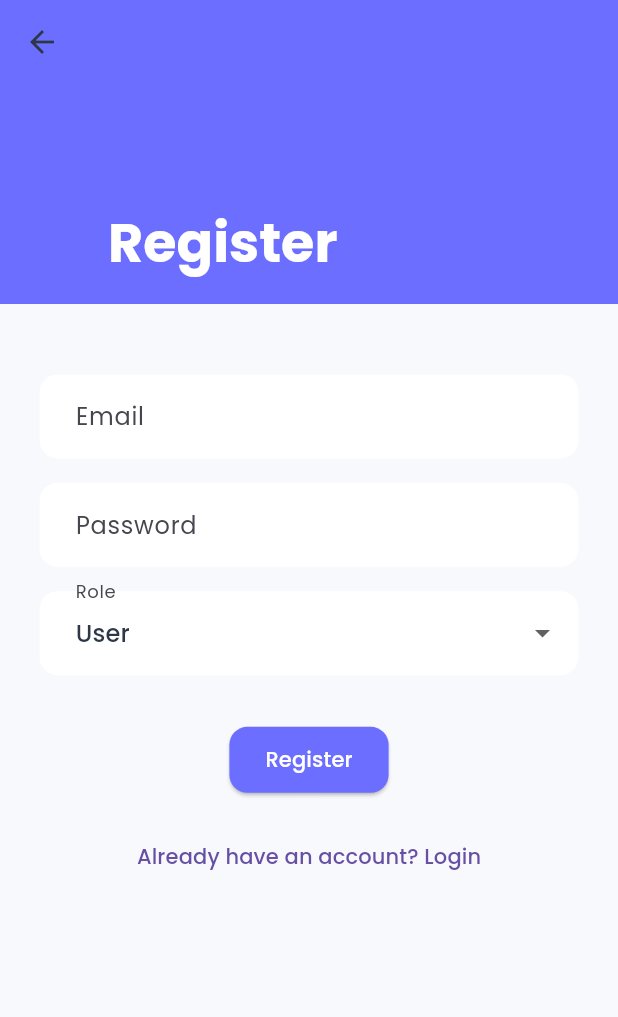
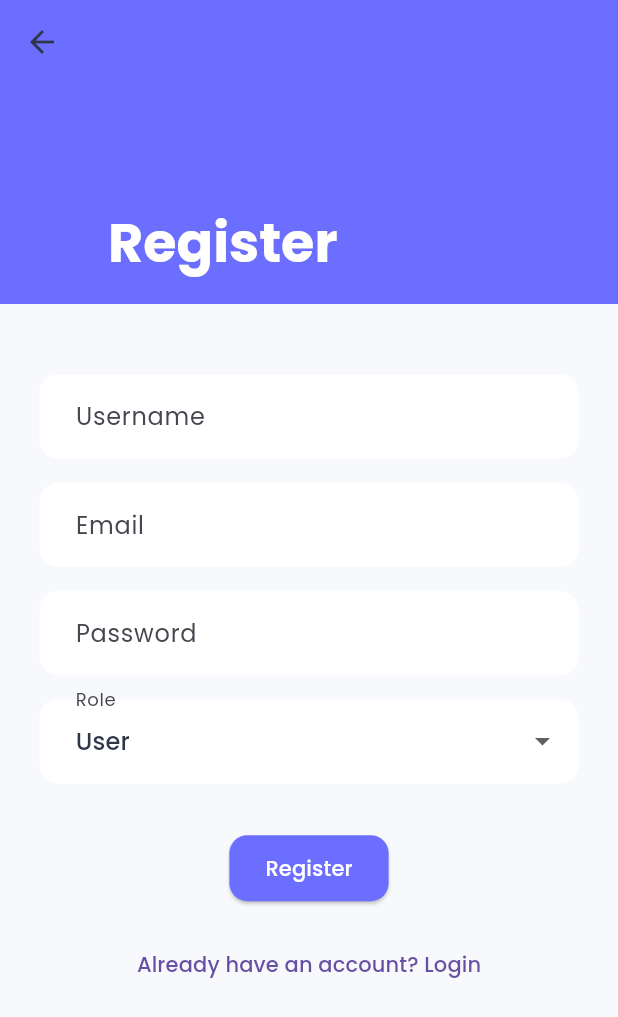
Before and after one commit to SalahFathy25/quiz_app_with_admin_dashboard, a Flutter app: the screen it shows after launch, after a tap on "Login", after a tap on "Don't have an account? Register", on a phone screen of 412 x 824 dp. Shown: the top 1017 px of the screen. Run offline on Flutter 3.47's test engine with Material 3 defaults, Android fonts, the phone set to English and light mode, and no system bars; our stand-ins replace cloud_firestore, easy_localization, equatable, firebase_auth, firebase_core, flutter_animate and 6 more; accounts and stored records are empty.

Commit message:
i add a new feature: i can take the user name in register to can view it in home screens (admin and user)

```diff
--- a/assets/translations/ar.json
+++ b/assets/translations/ar.json
@@ -3,16 +3,18 @@
   "register": "إنشاء حساب",
   "email": "البريد الإلكتروني",
   "password": "كلمة المرور",
+  "username": "اسم المستخدم",
   "role": "الدور",
   "user": "مستخدم",
   "admin": "مدير",
   "please_enter_email": "الرجاء إدخال بريدك الإلكتروني",
   "please_enter_password": "الرجاء إدخال كلمة المرور الخاصة بك",
+  "please_enter_username": "يرجى إدخال اسم المستخدم",
   "dont_have_account": "ليس لديك حساب؟ إنشاء حساب",
   "already_have_account": "لديك حساب بالفعل؟ تسجيل الدخول",
   "remember_me": "تذكرني",
   "admin_dashboard": "لوحة المشرف",
-  "welcome_admin": "مربحًا أيها المشرف!",
+  "welcome_admin": "أهلاً بك، {}!",
   "app_overview": "إليك نظرة عامة على تطبيق الاختبارات",
   "total_categories": "إجمالي الفئات",
   "total_quizzes": "إجمالي الاختبارات",
@@ -34,7 +36,7 @@
   "close": "إغلاق",
   "registration_successful": "تم التسجيل بنجاح!",
   "ok": "حسناً",
-  "welcome_learner": "مرحباً أيها المتعلم!",
+  "welcome_learner": "أهلاً بك، {}!",
   "lets_test_knowledge": "لنتحبر معرفتك اليوم!",
   "search_categories": "البحث في الفئات...",
   "no_categories_found": "لم يتم العثور على فئات",
--- a/assets/translations/en.json
+++ b/assets/translations/en.json
@@ -3,16 +3,18 @@
   "register": "Register",
   "email": "Email",
   "password": "Password",
+  "username": "Username",
   "role": "Role",
   "user": "User",
   "admin": "Admin",
   "please_enter_email": "Please enter your email",
   "please_enter_password": "Please enter your password",
+  "please_enter_username": "Please enter your username",
   "dont_have_account": "Don't have an account? Register",
   "already_have_account": "Already have an account? Login",
   "remember_me": "Remember Me",
   "admin_dashboard": "Admin Dashboard",
-  "welcome_admin": "Welcome Admin!",
+  "welcome_admin": "Welcome, {}!",
   "app_overview": "Here's your quiz application overview",
   "total_categories": "Total Categories",
   "total_quizzes": "Total Quizzes",
@@ -31,7 +33,7 @@
   "close": "Close",
   "registration_successful": "Registration successful!",
   "ok": "OK",
-  "welcome_learner": "Welcome, Learner!",
+  "welcome_learner": "Welcome, {}!",
   "lets_test_knowledge": "let's test your knowledge today!",
   "search_categories": "search categories...",
   "no_categories_found": "No categories found",
--- a/lib/logic/auth/auth_cubit.dart
+++ b/lib/logic/auth/auth_cubit.dart
@@ -26,9 +26,9 @@ class AuthCubit extends Cubit<AuthState> {
     }
   }
 
-  void signUp(String email, String password, String role) async {
+  void signUp(String email, String password, String role, String username) async {
     try {
-      await _authService.signUp(email, password, role);
+      await _authService.signUp(email, password, role, username);
     } catch (e) {
       emit(AuthError(e.toString()));
     }
--- a/lib/model/app_user.dart
+++ b/lib/model/app_user.dart
@@ -4,10 +4,21 @@ class AppUser {
   final String uid;
   final String email;
   final String role;
+  final String username;
 
-  AppUser({required this.uid, required this.email, required this.role});
+  AppUser({
+    required this.uid,
+    required this.email,
+    required this.role,
+    required this.username,
+  });
 
-  factory AppUser.fromFirebase(User user, String role) {
-    return AppUser(uid: user.uid, email: user.email ?? '', role: role);
+  factory AppUser.fromFirebase(User user, String role, String? username) {
+    return AppUser(
+      uid: user.uid,
+      email: user.email ?? '',
+      role: role,
+      username: username ?? 'User',
+    );
   }
 }
--- a/lib/services/auth_service.dart
+++ b/lib/services/auth_service.dart
@@ -9,8 +9,12 @@ class AuthService {
   Stream<AppUser?> get authStateChanges {
     return _auth.authStateChanges().asyncMap((user) async {
       if (user == null) return null;
-      final role = await _getUserRole(user.uid);
-      return AppUser.fromFirebase(user, role);
+      final userData = await _getUserData(user.uid);
+      return AppUser.fromFirebase(
+        user,
+        userData['role'] ?? 'user',
+        userData['username'],
+      );
     });
   }
 
@@ -21,22 +25,34 @@ class AuthService {
         password: password,
       );
       final user = credential.user!;
-      final role = await _getUserRole(user.uid);
-      return AppUser.fromFirebase(user, role);
+      final userData = await _getUserData(user.uid);
+      return AppUser.fromFirebase(
+        user,
+        userData['role'] ?? 'user',
+        userData['username'],
+      );
     } catch (e) {
       rethrow;
     }
   }
 
-  Future<AppUser> signUp(String email, String password, String role) async {
+  Future<AppUser> signUp(
+    String email,
+    String password,
+    String role,
+    String username,
+  ) async {
     try {
       final credential = await _auth.createUserWithEmailAndPassword(
         email: email,
         password: password,
       );
       final user = credential.user!;
-      await _firestore.collection('users').doc(user.uid).set({'role': role});
-      return AppUser.fromFirebase(user, role);
+      await _firestore.collection('users').doc(user.uid).set({
+        'role': role,
+        'username': username,
+      });
+      return AppUser.fromFirebase(user, role, username);
     } catch (e) {
       rethrow;
     }
@@ -46,12 +62,12 @@ class AuthService {
     await _auth.signOut();
   }
 
-  Future<String> _getUserRole(String uid) async {
+  Future<Map<String, dynamic>> _getUserData(String uid) async {
     try {
       final doc = await _firestore.collection('users').doc(uid).get();
-      return doc.data()?['role'] ?? 'user';
+      return doc.data() ?? {'role': 'user', 'username': 'User'};
     } catch (e) {
-      return 'user';
+      return {'role': 'user', 'username': 'User'};
     }
   }
 }
--- a/lib/view/admin/admin_home_screen.dart
+++ b/lib/view/admin/admin_home_screen.dart
@@ -2,6 +2,7 @@ import 'package:cloud_firestore/cloud_firestore.dart';
 import 'package:flutter/material.dart';
 import 'package:flutter_bloc/flutter_bloc.dart';
 import 'package:quiz_app/logic/auth/auth_cubit.dart';
+import 'package:quiz_app/logic/auth/auth_state.dart';
 import 'package:quiz_app/logic/admin/admin_stats_cubit.dart';
 import 'package:quiz_app/logic/admin/admin_stats_state.dart';
 import 'package:quiz_app/core/routes/routes.dart';
@@ -69,10 +70,18 @@ class AdminHomeScreen extends StatelessWidget {
                   child: Column(
                     crossAxisAlignment: CrossAxisAlignment.start,
                     children: [
-                      Text(
-                        'welcome_admin'.tr(),
-                        style: Theme.of(context).textTheme.headlineSmall
-                            ?.copyWith(fontWeight: FontWeight.bold),
+                      BlocBuilder<AuthCubit, AuthState>(
+                        builder: (context, authState) {
+                          String username = 'Admin';
+                          if (authState is Authenticated) {
+                            username = authState.user.username;
+                          }
+                          return Text(
+                            'welcome_admin'.tr(args: [username]),
+                            style: Theme.of(context).textTheme.headlineSmall
+                                ?.copyWith(fontWeight: FontWeight.bold),
+                          );
+                        },
                       ),
                       const SizedBox(height: 8.0),
                       Text(
--- a/lib/view/auth/register_screen.dart
+++ b/lib/view/auth/register_screen.dart
@@ -15,12 +15,14 @@ class RegisterScreen extends StatefulWidget {
 class _RegisterScreenState extends State<RegisterScreen> {
   final _formKey = GlobalKey<FormState>();
   final _emailController = TextEditingController();
+  final _usernameController = TextEditingController();
   final _passwordController = TextEditingController();
   String _selectedRole = 'user';
 
   @override
   void dispose() {
     _emailController.dispose();
+    _usernameController.dispose();
     _passwordController.dispose();
     super.dispose();
   }
@@ -84,6 +86,14 @@ class _RegisterScreenState extends State<RegisterScreen> {
                       children: [
                         SizedBox(height: 20.h),
                         TextFormField(
+                          controller: _usernameController,
+                          decoration: InputDecoration(labelText: 'username'.tr()),
+                          validator: (value) => value!.isEmpty
+                              ? 'please_enter_username'.tr()
+                              : null,
+                        ),
+                        SizedBox(height: 16.h),
+                        TextFormField(
                           controller: _emailController,
                           decoration: InputDecoration(labelText: 'email'.tr()),
                           validator: (value) =>
@@ -130,6 +140,7 @@ class _RegisterScreenState extends State<RegisterScreen> {
                                       _emailController.text,
                                       _passwordController.text,
                                       _selectedRole,
+                                      _usernameController.text,
                                     );
                                   }
                                 },
--- a/lib/view/user/home_screen.dart
+++ b/lib/view/user/home_screen.dart
@@ -5,6 +5,8 @@ import 'package:flutter_bloc/flutter_bloc.dart';
 import 'package:flutter_screenutil/flutter_screenutil.dart';
 import 'package:quiz_app/logic/home/home_cubit.dart';
 import 'package:quiz_app/logic/home/home_state.dart';
+import 'package:quiz_app/logic/auth/auth_cubit.dart';
+import 'package:quiz_app/logic/auth/auth_state.dart';
 import 'package:quiz_app/model/category.dart';
 import 'package:quiz_app/core/routes/routes.dart';
 
@@ -82,13 +84,21 @@ class _HomeScreenState extends State<HomeScreen> {
                 child: Column(
                   crossAxisAlignment: CrossAxisAlignment.start,
                   children: [
-                    Text(
-                      'welcome_learner'.tr(),
-                      style: TextStyle(
-                        fontSize: 28.sp,
-                        fontWeight: FontWeight.bold,
-                        color: Colors.white,
-                      ),
+                    BlocBuilder<AuthCubit, AuthState>(
+                      builder: (context, authState) {
+                        String username = 'User';
+                        if (authState is Authenticated) {
+                          username = authState.user.username;
+                        }
+                        return Text(
+                          'welcome_learner'.tr(args: [username]),
+                          style: TextStyle(
+                            fontSize: 28.sp,
+                            fontWeight: FontWeight.bold,
+                            color: Colors.white,
+                          ),
+                        );
+                      },
                     ),
                     SizedBox(height: 8.h),
                     Text(
```
